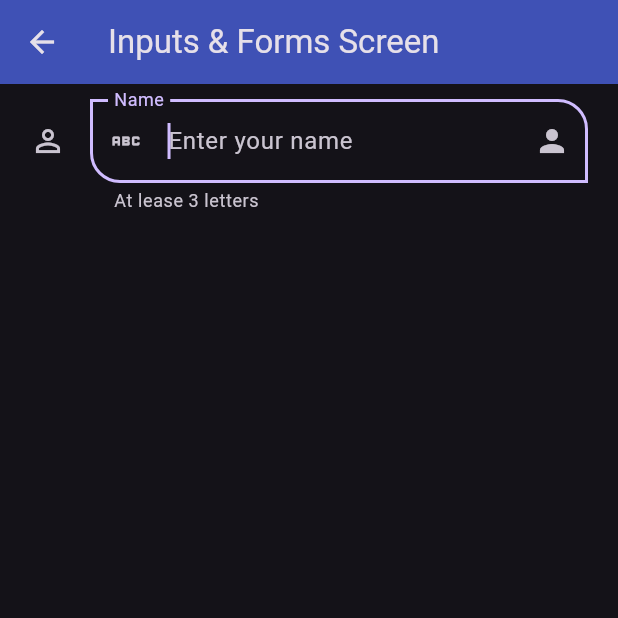
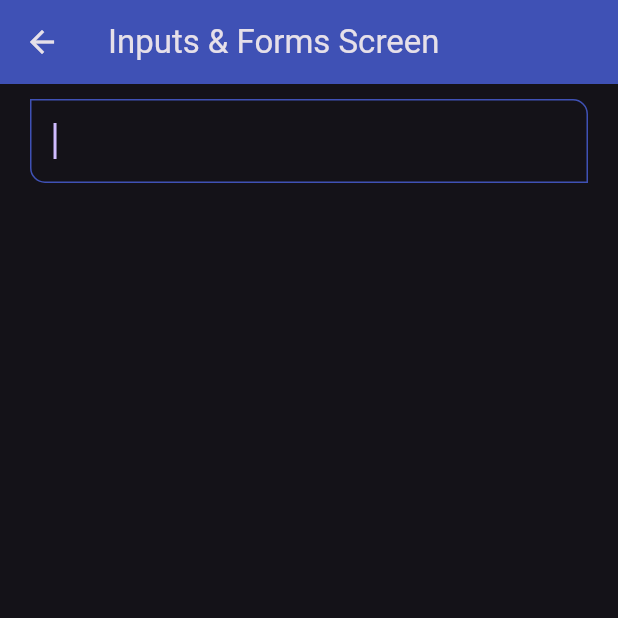
Before and after one commit to ByteRaider/flutter_components_playground, a Flutter app: the InputScreen screen opened by its route, on a phone screen of 412 x 824 dp, the top half of it. Run offline on Flutter 3.47's test engine with Material 3 defaults, Android fonts, the phone set to English and light mode, and no system bars.

Commit message:
Add to app_theme the  input styles

```diff
--- a/lib/screens/input_screen.dart
+++ b/lib/screens/input_screen.dart
@@ -1,3 +1,4 @@
+import 'package:fl_components/widgets/widgets.dart';
 import 'package:flutter/material.dart';
 
 class InputScreen extends StatelessWidget {
@@ -7,40 +8,9 @@ class InputScreen extends StatelessWidget {
   Widget build(BuildContext context) {
     return Scaffold(
         appBar: AppBar(title: const Text('Inputs & Forms Screen')),
-        body: SingleChildScrollView(
+        body: const SingleChildScrollView(
             child: Padding(
-                padding:
-                    const EdgeInsets.symmetric(horizontal: 20, vertical: 10),
-                child: Column(children: [
-                  TextFormField(
-                      autofocus: true,
-                      initialValue: '',
-                      textCapitalization: TextCapitalization.words,
-                      onChanged: (value) {
-                        print('value: $value');
-                      },
-                      validator: (value) {
-                        if (value == null || value.isEmpty) {
-                          return 'This is a required field';
-                        }
-                        return value.length < 3 ? 'Too short' : null;
-                      },
-                      autovalidateMode: AutovalidateMode.onUserInteraction,
-                      decoration: const InputDecoration(
-                        border: OutlineInputBorder(
-                          borderRadius: BorderRadius.only(
-                            topRight: Radius.circular(20),
-                            bottomLeft: Radius.circular(20),
-                          ),
-                          borderSide: BorderSide(color: Colors.red),
-                        ),
-                        hintText: 'Enter your name',
-                        labelText: 'Name',
-                        helperText: 'At lease 3 letters',
-                        suffixIcon: Icon(Icons.person),
-                        prefixIcon: Icon(Icons.abc),
-                        icon: Icon(Icons.person_outline),
-                      ))
-                ]))));
+                padding: EdgeInsets.symmetric(horizontal: 20, vertical: 10),
+                child: Column(children: [CustomInputField()]))));
   }
 }
--- a/lib/themes/app_theme.dart
+++ b/lib/themes/app_theme.dart
@@ -25,5 +25,27 @@ class AppTheme {
         shape: const StadiumBorder(),
         elevation: 0,
       )),
-  );
+      inputDecorationTheme: const InputDecorationTheme(
+        floatingLabelStyle: TextStyle(color: primary),
+        enabledBorder: OutlineInputBorder(
+          borderSide: BorderSide(color: Colors.green),
+          borderRadius: BorderRadius.only(
+            bottomLeft: Radius.circular(10),
+            topRight: Radius.circular(10),
+          ),
+        ),
+        focusedBorder: OutlineInputBorder(
+          borderSide: BorderSide(color: primary),
+          borderRadius: BorderRadius.only(
+            bottomLeft: Radius.circular(10),
+            topRight: Radius.circular(10),
+          ),
+        ),
+        border: OutlineInputBorder(
+          borderRadius: BorderRadius.only(
+            bottomLeft: Radius.circular(10),
+            topRight: Radius.circular(10),
+          ),
+        ),
+      ));
 }
--- /dev/null
+++ b/lib/widgets/custom_input_field.dart
@@ -0,0 +1,43 @@
+import 'package:flutter/material.dart';
+
+class CustomInputField extends StatelessWidget {
+  final String? labelText;
+  final String? hintText;
+  final String? helperText;
+  final IconData? icon;
+  final IconData? suffixIcon;
+
+  const CustomInputField({
+    super.key,
+    this.labelText,
+    this.hintText,
+    this.helperText,
+    this.icon,
+    this.suffixIcon,
+  });
+
+  @override
+  Widget build(BuildContext context) {
+    return TextFormField(
+        autofocus: true,
+        initialValue: '',
+        textCapitalization: TextCapitalization.words,
+        onChanged: (value) {
+          print('value: $value');
+        },
+        validator: (value) {
+          if (value == null || value.isEmpty) {
+            return 'This is a required field';
+          }
+          return value.length < 3 ? 'Too short' : null;
+        },
+        autovalidateMode: AutovalidateMode.onUserInteraction,
+        decoration: InputDecoration(
+          hintText: hintText,
+          labelText: labelText,
+          helperText: helperText,
+          suffixIcon: suffixIcon == null ? null : Icon(suffixIcon),
+          icon: icon == null ? null : Icon(icon),
+        ));
+  }
+}
--- a/lib/widgets/widgets.dart
+++ b/lib/widgets/widgets.dart
@@ -1,2 +1,3 @@
 export 'package:fl_components/widgets/custom_card_type_1.dart';
 export 'package:fl_components/widgets/custom_card_type_2.dart';
+export 'package:fl_components/widgets/custom_input_field.dart';
```
Lines whose indentation alone changed are shown as unchanged.
